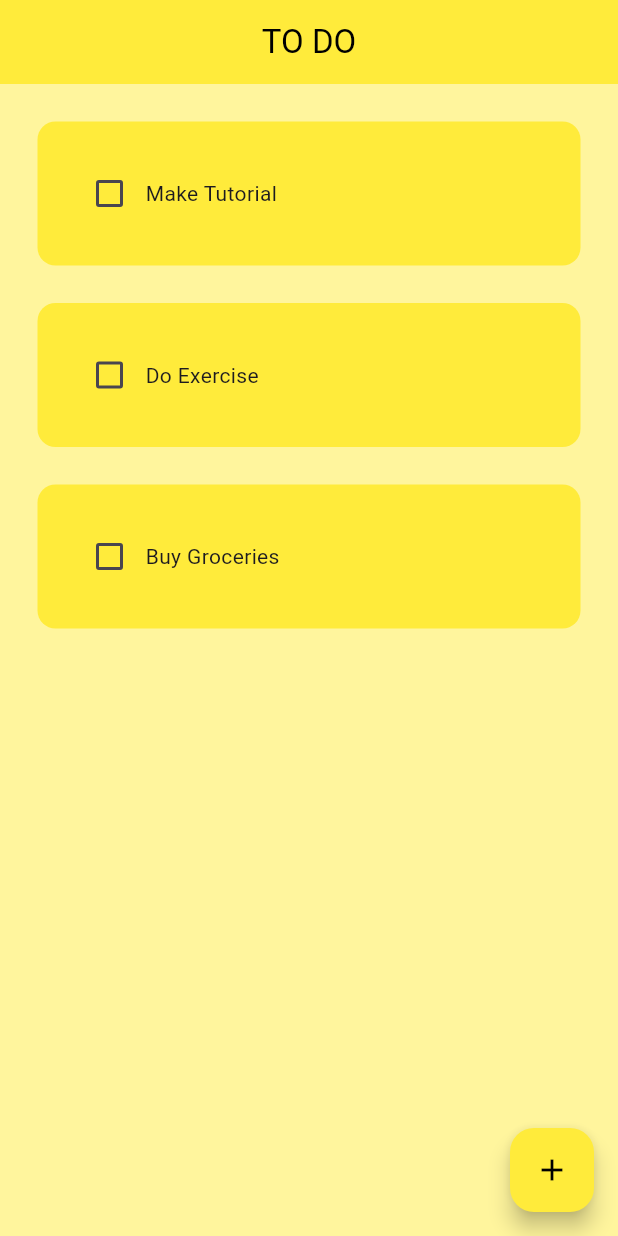
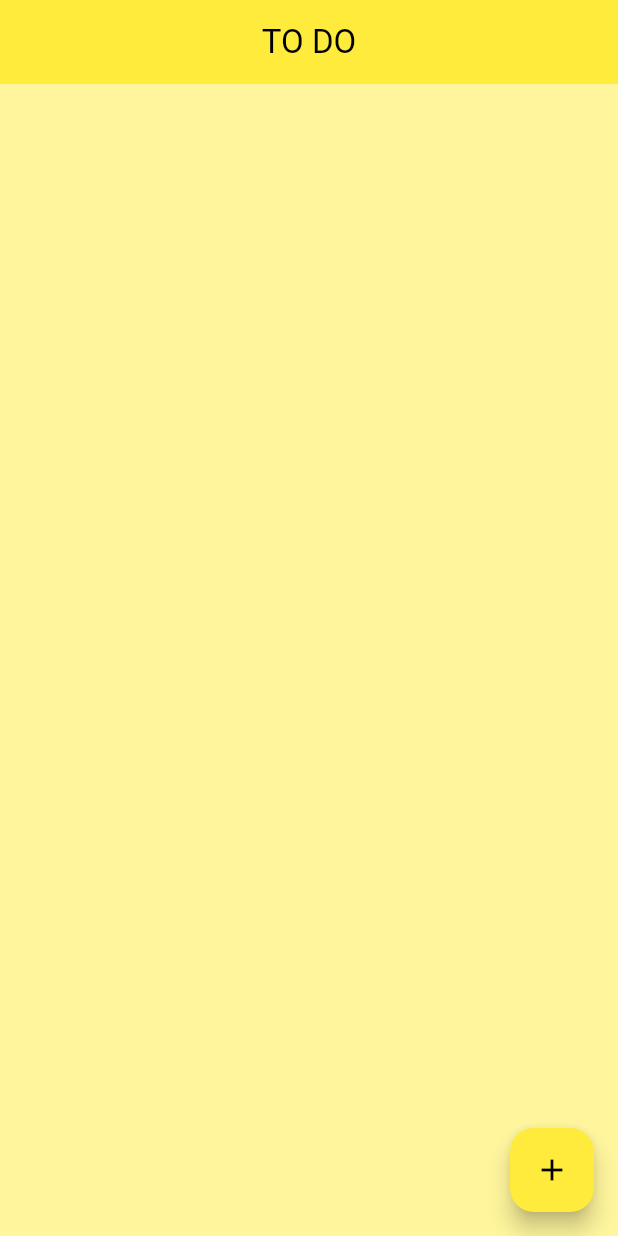
Before and after one commit to memo-ibrahim-alean/todo_app, a Flutter app: the screen it shows after launch, on a phone screen of 412 x 824 dp. Run offline on Flutter 3.47's test engine with Material 3 defaults, Android fonts, the phone set to English and light mode, and no system bars; our stand-ins replace flutter_slidable.

```diff
--- a/lib/pages/home_page.dart
+++ b/lib/pages/home_page.dart
@@ -14,11 +14,7 @@ class _HomePageState extends State<HomePage> {
   final _controller = TextEditingController();
 
   // List of todos
-  List todoList = [
-    ["Make Tutorial", false],
-    ["Do Exercise", false],
-    ["Buy Groceries", false],
-  ];
+  List todoList = [];
 
   // Toggle the todo
   void checkboxChanged(bool? value, int index) {
@@ -50,6 +46,13 @@ class _HomePageState extends State<HomePage> {
     );
   }
 
+  // Delete todo
+  void deleteTask(int index) {
+    setState(() {
+      todoList.removeAt(index);
+    });
+  }
+
   @override
   Widget build(BuildContext context) {
     return Scaffold(
@@ -68,6 +71,7 @@ class _HomePageState extends State<HomePage> {
             taskName: todoList[index][0],
             taskCompleted: todoList[index][1],
             onChanged: (value) => checkboxChanged(value, index),
+            deleteFunction: (Context) => deleteTask(index),
           );
         },
       ),
--- a/pubspec.yaml
+++ b/pubspec.yaml
@@ -9,6 +9,7 @@ environment:
 dependencies:
   flutter:
     sdk: flutter
+  flutter_slidable: ^4.0.0
 
 dev_dependencies:
   flutter_test:
```
Also changed, not shown: lib/util/todo_tile.dart (+23 -5 lines), pubspec.lock.
